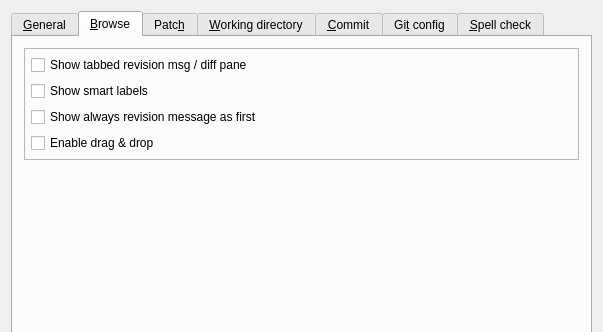
Qt form src/settings.ui (hkarel/qgit) before a commit; both pictures show x 0 to 603 and y 0 to 332 of the 603 by 494 pixel window.
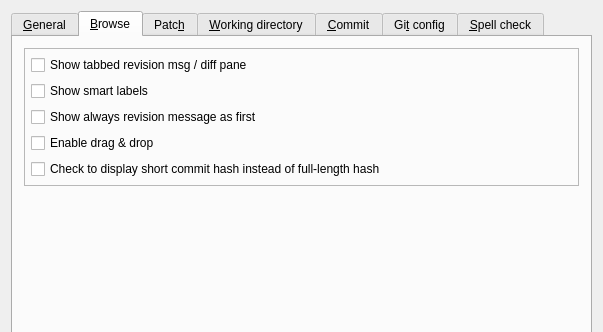
The same form after that commit. The open tabs and pages were chosen to show the change. Icons and pictures are not drawn.

Patch:
```diff
--- a/src/settings.ui
+++ b/src/settings.ui
@@ -428,6 +428,13 @@
             </property>
            </widget>
           </item>
+          <item>
+           <widget class="QCheckBox" name="chkBoxShowShortRef">
+            <property name="text">
+             <string>Check to display short commit hash instead of full-length hash</string>
+            </property>
+           </widget>
+          </item>
          </layout>
         </widget>
        </item>
```
Left out of the diff: 18 changed lines with no effect on the pictures.
